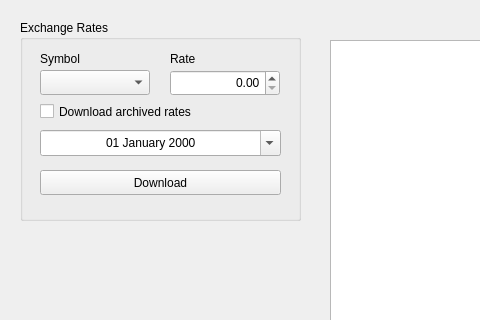
This is Widget/MainWidget.ui in wslowinski/QtFinance as Qt 5 draws it before an edit; both pictures show x 0 to 480 and y 0 to 320 of the 1028 by 789 pixel window. The edited form follows.
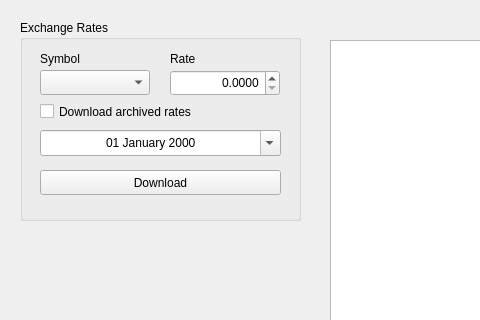
This is the edited form.

The edit to the form file:
```diff
--- a/Widget/MainWidget.ui
+++ b/Widget/MainWidget.ui
@@ -63,6 +63,9 @@
     <property name="alignment">
      <set>Qt::AlignRight|Qt::AlignTrailing|Qt::AlignVCenter</set>
     </property>
+    <property name="decimals">
+     <number>4</number>
+    </property>
    </widget>
    <widget class="QLabel" name="lblRate">
     <property name="geometry">
```
